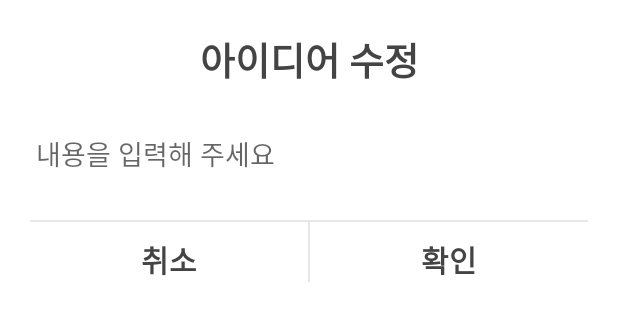
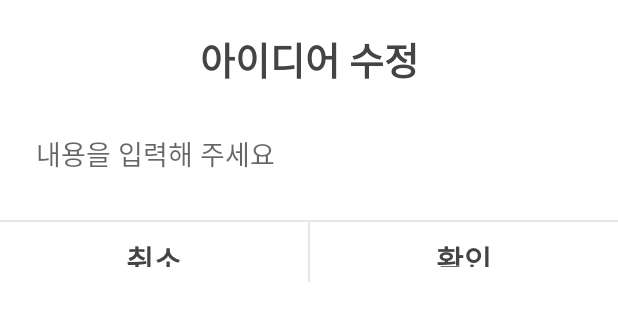
Before and after one commit to gr2nsky/IdeaNote_INO, an Android app: the layout dialog_all_list_update_idea.xml on its own in the app's theme, with its tools: preview values and no code run, on a phone screen of 412 x 824 dp. Shown: the top 321 px of the screen. Run offline under Robolectric (Android 15) with nearby library versions, the phone set to English and light mode, and no system bars.

Commit message:
2021.07.21 layout 수정
## 다이얼로그 레이아웃 수정

```diff
--- a/app/src/main/res/layout/dialog_all_list_delete_idea.xml
+++ b/app/src/main/res/layout/dialog_all_list_delete_idea.xml
@@ -4,7 +4,7 @@
     xmlns:android="http://schemas.android.com/apk/res/android"
     android:layout_width="match_parent"
     android:layout_height="match_parent"
-    android:padding="20dp">
+    >
 
     <TextView
         android:layout_width="match_parent"
@@ -15,6 +15,7 @@
         android:gravity="center"
         android:textColor="@color/basic"
         android:fontFamily="@font/nanum_barun_gothic"
+        android:layout_marginTop="20dp"
         android:layout_marginBottom="20dp"/>
 
     <View
@@ -34,6 +35,7 @@
             android:layout_weight="1"
             android:gravity="center"
             android:paddingTop="10dp"
+            android:paddingBottom="10dp"
             >
             <TextView
                 android:id="@+id/tv_delete_idea_dialog_cancel"
@@ -57,6 +59,7 @@
             android:layout_weight="1"
             android:gravity="center"
             android:paddingTop="10dp"
+            android:paddingBottom="10dp"
             >
             <TextView
                 android:id="@+id/tv_delete_idea_dialog_ok"
--- a/app/src/main/res/layout/dialog_all_list_update_idea.xml
+++ b/app/src/main/res/layout/dialog_all_list_update_idea.xml
@@ -4,7 +4,7 @@
     xmlns:android="http://schemas.android.com/apk/res/android"
     android:layout_width="match_parent"
     android:layout_height="match_parent"
-    android:padding="20dp">
+    >
 
     <TextView
         android:layout_width="match_parent"
@@ -15,19 +15,19 @@
         android:gravity="center"
         android:textColor="@color/basic"
         android:fontFamily="@font/nanum_barun_gothic"
-        android:layout_marginBottom="20dp"/>
+        android:layout_marginTop="20dp"/>
 
     <EditText
         android:id="@+id/et_update_idea_dialog_idea"
         android:layout_width="match_parent"
         android:layout_height="wrap_content"
         android:backgroundTint="#ffffff"
-        android:maxLines="1"
-        android:maxLength="40"
+        android:maxLines="10"
         android:hint="내용을 입력해 주세요"
+        android:inputType="textMultiLine"
         android:textColor="@color/basic"
         android:fontFamily="@font/nanum_barun_gothic"
-        android:layout_marginBottom="20dp"/>
+        android:layout_margin="20dp"/>
     <View
         android:layout_width="match_parent"
         android:layout_height="1dp"
@@ -44,6 +44,7 @@
             android:layout_weight="1"
             android:gravity="center"
             android:paddingTop="10dp"
+            android:paddingBottom="10dp"
             >
             <TextView
                 android:id="@+id/tv_update_idea_dialog_cancel"
@@ -67,6 +68,7 @@
             android:layout_weight="1"
             android:gravity="center"
             android:paddingTop="10dp"
+            android:paddingBottom="10dp"
             >
             <TextView
                 android:id="@+id/tv_update_idea_dialog_ok"
```
Also changed, not shown: app/src/main/res/layout/dialog_main_input_idea.xml (+12 -6 lines).
